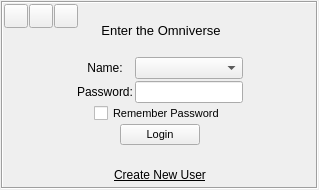
First picture: the form in gui/components/login_widget.ui, repository mdb42/omniverse, before the edit.
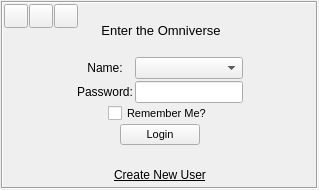
Second picture: the form after the edit.

Patch:
```diff
--- a/gui/components/login_widget.ui
+++ b/gui/components/login_widget.ui
@@ -368,7 +368,7 @@
            </font>
           </property>
           <property name="text">
-           <string>Remember Password</string>
+           <string>Remember Me?</string>
           </property>
          </widget>
         </item>
```
Left out of the diff: 4 changed lines with no effect on the pictures.
